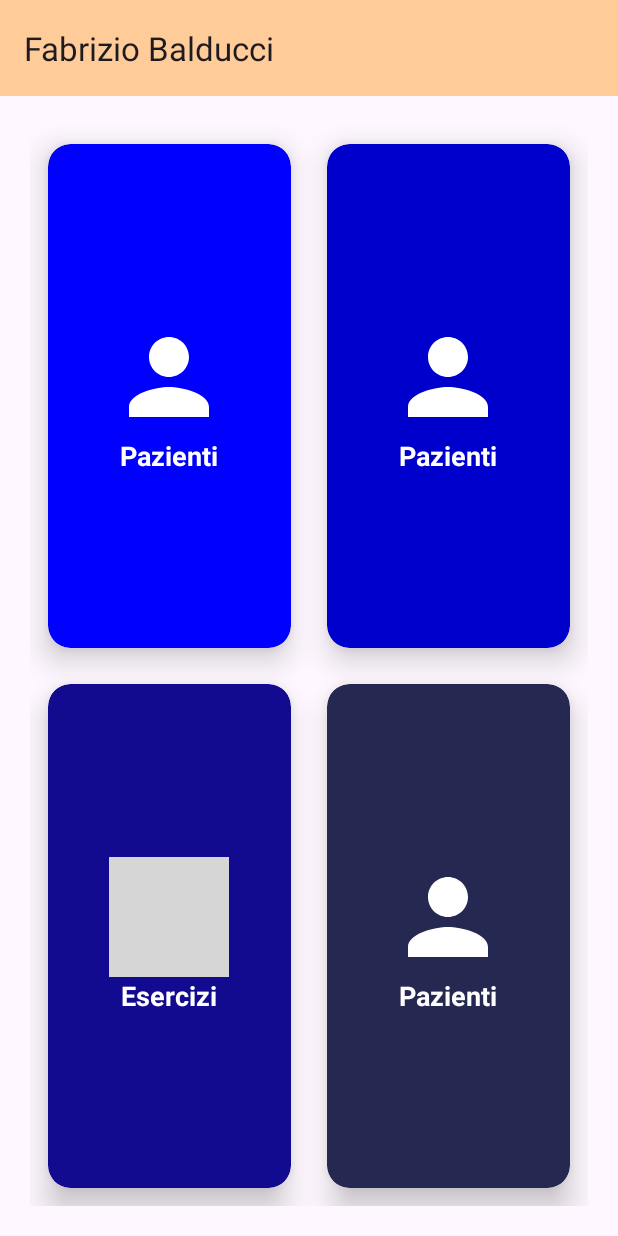
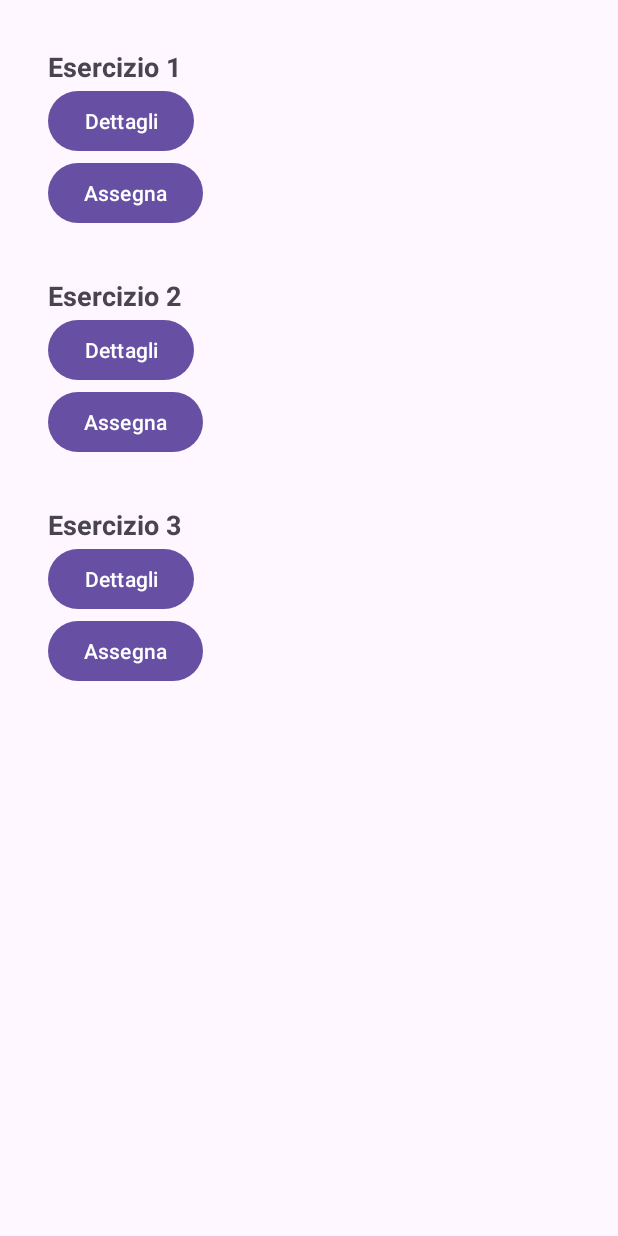
Before and after one commit to SimonaPia/Oreo, an Android app: the screen it shows after launch (HomePageLogopedista before the commit, ExerciseListActivity after it), on a phone screen of 412 x 824 dp. Run offline under Robolectric (Android 15) with nearby library versions, the phone set to English and light mode, and no system bars; grey boxes are pictures that could not be loaded.

Commit message:
realizzazione activity esercizi

```diff
--- a/app/build.gradle
+++ b/app/build.gradle
@@ -41,6 +41,7 @@ dependencies {
     implementation 'androidx.navigation:navigation-ui:2.5.3'
     implementation 'com.google.firebase:firebase-database:20.3.0'
     implementation 'androidx.preference:preference:1.2.1'
+    implementation 'androidx.recyclerview:recyclerview:1.2.1'
     testImplementation 'junit:junit:4.13.2'
     androidTestImplementation 'androidx.test.ext:junit:1.1.5'
     androidTestImplementation 'androidx.test.espresso:espresso-core:3.5.1'
--- /dev/null
+++ b/app/src/main/java/it/uniba/dib/sms2324_16/Exercise.java
@@ -0,0 +1,14 @@
+package it.uniba.dib.sms2324_16;
+
+    public class Exercise {
+        private String name;
+
+        public Exercise(String name) {
+            this.name = name;
+        }
+
+        public String getName() {
+            return name;
+        }
+
+    }
--- /dev/null
+++ b/app/src/main/java/it/uniba/dib/sms2324_16/ExerciseListActivity.java
@@ -0,0 +1,52 @@
+package it.uniba.dib.sms2324_16;
+
+// ExerciseListActivity.java
+
+import android.os.Bundle;
+import android.widget.Toast;
+
+import androidx.appcompat.app.AppCompatActivity;
+import androidx.recyclerview.widget.LinearLayoutManager;
+import androidx.recyclerview.widget.RecyclerView;
+
+import java.util.ArrayList;
+import java.util.List;
+
+public class ExerciseListActivity extends AppCompatActivity {
+
+    private RecyclerView recyclerView;
+    private ExerciseListAdapter adapter;
+
+    @Override
+    protected void onCreate(Bundle savedInstanceState) {
+        super.onCreate(savedInstanceState);
+        setContentView(R.layout.activity_exercise_list);
+
+        recyclerView = findViewById(R.id.recyclerView);
+        recyclerView.setLayoutManager(new LinearLayoutManager(this));
+        adapter = new ExerciseListAdapter(getExerciseList(), new ExerciseListAdapter.OnItemClickListener() {
+            @Override
+            public void onDetailsClick(Exercise exercise) {
+                // Implementa l'azione quando il pulsante "Dettagli" viene premuto
+                Toast.makeText(ExerciseListActivity.this, "Dettagli di " + exercise.getName(), Toast.LENGTH_SHORT).show();
+            }
+
+            @Override
+            public void onAssignClick(Exercise exercise) {
+                // Implementa l'azione quando il pulsante "Assegna" viene premuto
+                Toast.makeText(ExerciseListActivity.this, "Assegna " + exercise.getName() + " a un paziente", Toast.LENGTH_SHORT).show();
+            }
+        });
+        recyclerView.setAdapter(adapter);
+    }
+
+    private List<Exercise> getExerciseList() {
+        // Simulazione di una lista di esercizi (puoi ottenere dati da un server o altro)
+        List<Exercise> exercises = new ArrayList<>();
+        exercises.add(new Exercise("Esercizio 1"));
+        exercises.add(new Exercise("Esercizio 2"));
+        exercises.add(new Exercise("Esercizio 3"));
+        // Aggiungi altri esercizi secondo le tue esigenze
+        return exercises;
+    }
+}
--- /dev/null
+++ b/app/src/main/java/it/uniba/dib/sms2324_16/ExerciseListAdapter.java
@@ -0,0 +1,80 @@
+package it.uniba.dib.sms2324_16;
+
+// ExerciseListAdapter.java
+
+import android.view.LayoutInflater;
+import android.view.View;
+import android.view.ViewGroup;
+import android.widget.Button;
+import android.widget.TextView;
+
+import androidx.annotation.NonNull;
+import androidx.recyclerview.widget.RecyclerView;
+
+import java.util.List;
+
+public class ExerciseListAdapter extends RecyclerView.Adapter<ExerciseListAdapter.ExerciseViewHolder> {
+
+    private List<Exercise> exerciseList;
+    private OnItemClickListener listener;
+
+    public interface OnItemClickListener {
+        void onDetailsClick(Exercise exercise);
+        void onAssignClick(Exercise exercise);
+    }
+
+    public ExerciseListAdapter(List<Exercise> exerciseList, OnItemClickListener listener) {
+        this.exerciseList = exerciseList;
+        this.listener = listener;
+    }
+
+    @NonNull
+    @Override
+    public ExerciseViewHolder onCreateViewHolder(@NonNull ViewGroup parent, int viewType) {
+        View view = LayoutInflater.from(parent.getContext()).inflate(R.layout.item_exercise, parent, false);
+        return new ExerciseViewHolder(view);
+    }
+
+    @Override
+    public void onBindViewHolder(@NonNull ExerciseViewHolder holder, int position) {
+        Exercise exercise = exerciseList.get(position);
+        holder.bind(exercise, listener);
+    }
+
+    @Override
+    public int getItemCount() {
+        return exerciseList.size();
+    }
+
+    public static class ExerciseViewHolder extends RecyclerView.ViewHolder {
+
+        private TextView exerciseNameTextView;
+        private Button detailsButton;
+        private Button assignButton;
+
+        public ExerciseViewHolder(@NonNull View itemView) {
+            super(itemView);
+            exerciseNameTextView = itemView.findViewById(R.id.exercise_name_id);
+            detailsButton = itemView.findViewById(R.id.details_button_id);
+            assignButton = itemView.findViewById(R.id.assign_button_id);
+        }
+
+        public void bind(final Exercise exercise, final OnItemClickListener listener) {
+            exerciseNameTextView.setText(exercise.getName());
+
+            detailsButton.setOnClickListener(new View.OnClickListener() {
+                @Override
+                public void onClick(View v) {
+                    listener.onDetailsClick(exercise);
+                }
+            });
+
+            assignButton.setOnClickListener(new View.OnClickListener() {
+                @Override
+                public void onClick(View v) {
+                    listener.onAssignClick(exercise);
+                }
+            });
+        }
+    }
+}
--- /dev/null
+++ b/app/src/main/res/layout/activity_exercise_list.xml
@@ -0,0 +1,15 @@
+
+<RelativeLayout xmlns:android="http://schemas.android.com/apk/res/android"
+xmlns:tools="http://schemas.android.com/tools"
+android:layout_width="match_parent"
+android:layout_height="match_parent"
+android:padding="16dp"
+tools:context=".ExerciseListActivity"
+    tools:ignore="MissingDefaultResource">
+
+<androidx.recyclerview.widget.RecyclerView
+    android:id="@+id/recyclerView"
+    android:layout_width="match_parent"
+    android:layout_height="match_parent" />
+
+</RelativeLayout>
--- /dev/null
+++ b/app/src/main/res/layout/item_exercise.xml
@@ -0,0 +1,27 @@
+<!-- item_exercise.xml -->
+
+<LinearLayout xmlns:android="http://schemas.android.com/apk/res/android"
+    android:layout_width="match_parent"
+    android:layout_height="wrap_content"
+    android:orientation="vertical"
+    android:padding="16dp">
+
+    <TextView
+        android:id="@+id/exercise_name_id"
+        android:layout_width="wrap_content"
+        android:layout_height="wrap_content"
+        android:textSize="18sp"
+        android:textStyle="bold" />
+
+    <Button
+        android:id="@+id/details_button_id"
+        android:layout_width="wrap_content"
+        android:layout_height="wrap_content"
+        android:text="Dettagli" />
+
+    <Button
+        android:id="@+id/assign_button_id"
+        android:layout_width="wrap_content"
+        android:layout_height="wrap_content"
+        android:text="Assegna" />
+</LinearLayout>
--- /dev/null
+++ b/app/src/main/res/values/activity_exercise_list.xml
@@ -0,0 +1,6 @@
+<?xml version="1.0" encoding="utf-8"?>
+<resources>
+        <string name="exercise_list_title">Exercise List</string>
+        <string name="details_button_label">Details</string>
+        <string name="assign_button_label">Assign</string>
+    </resources>
--- a/app/src/main/res/values/ids.xml
+++ b/app/src/main/res/values/ids.xml
@@ -1,4 +1,8 @@
 <?xml version="1.0" encoding="utf-8"?>
 <resources>
     <item name="spinnerLocation" type="id" />
+
+    <item name="id_exercise_name" type="id" />
+    <item name="id_details_button" type="id" />
+    <item name="id_assign_button" type="id" />
 </resources>
```
Also changed, not shown: app/src/main/AndroidManifest.xml (+8 -0 lines), app/src/main/java/it/uniba/dib/sms2324_16/HomePageLogopedistaFragment.java (+23 -6 lines), app/src/main/res/layout/fragment_home_page_logopedista.xml (+10 -1 lines).
